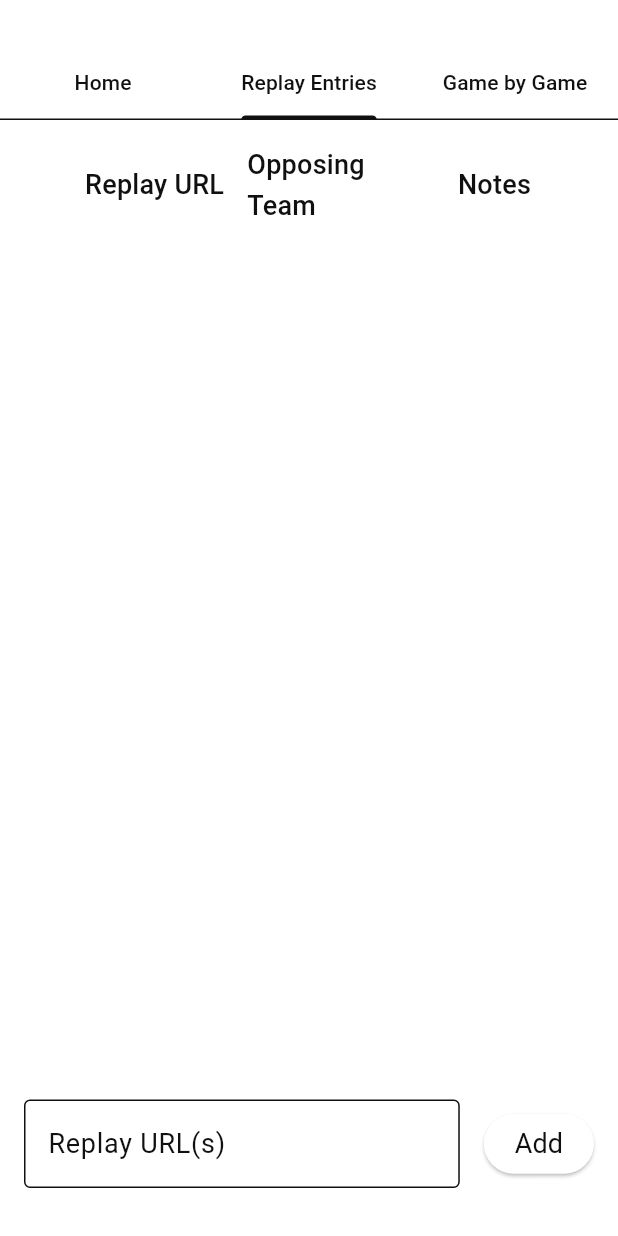
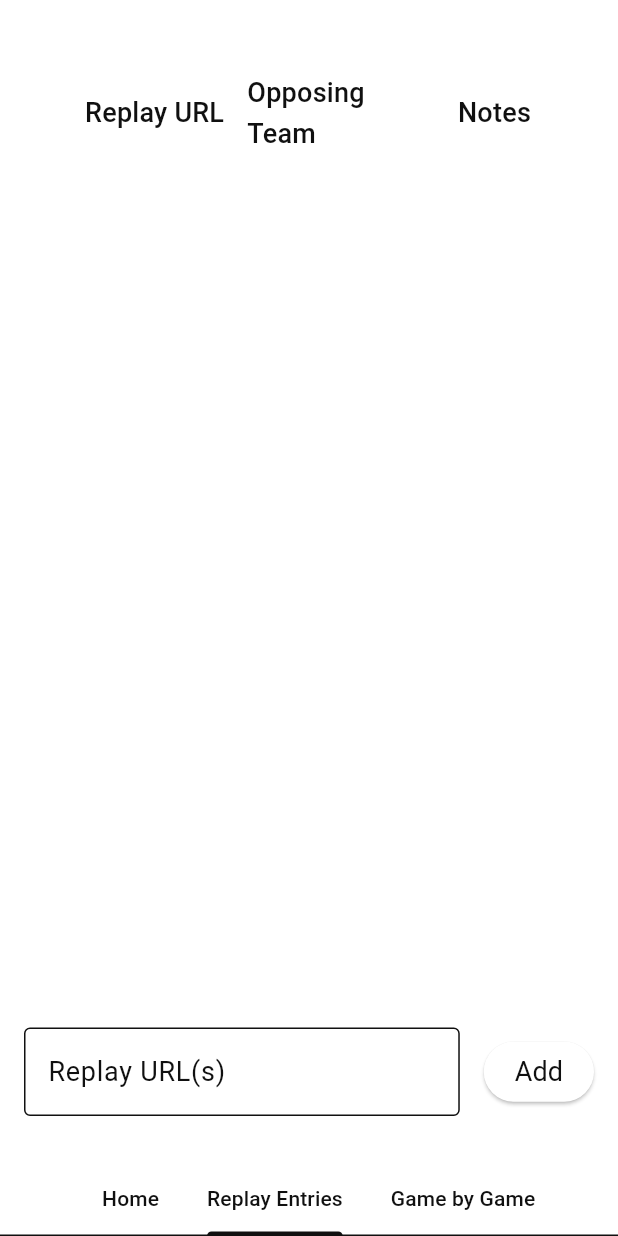
Before and after one commit to tambapps/poke-show-stats, a Flutter app: the screen it shows after launch, tab 2 chosen, on a phone screen of 412 x 824 dp. Run offline on Flutter 3.47's test engine with Material 3 defaults, Android fonts, the phone set to English and light mode, and no system bars; our stand-ins replace cached_network_image, fluttertoast, go_router, shared_preferences, yaml; missing offline and left inert: cached_network_image_platform_interface.

Commit message:
made home screen platform dependant

```diff
--- a/app/lib/routing/router.dart
+++ b/app/lib/routing/router.dart
@@ -3,6 +3,7 @@ import 'package:app2/ui/home/home_viewmodel.dart';
 import 'package:go_router/go_router.dart';
 import 'package:provider/provider.dart';
 
+import '../ui/core/themes/dimens.dart';
 import '../ui/home/home_screen.dart';
 
 
@@ -13,6 +14,7 @@ GoRouter router() => GoRouter(
     GoRoute(
       path: Routes.home,
       builder: (context, state) => HomeScreen(
+          isMobile: Dimens.of(context).isMobile,
         viewModel: HomeViewModel(pokemonImageService: context.read(), saveService: context.read(), pokeApi: context.read()),
       ),
     ),
--- a/app/lib/ui/home/home_screen.dart
+++ b/app/lib/ui/home/home_screen.dart
@@ -16,15 +16,17 @@ class HomeScreen extends StatefulWidget {
   const HomeScreen({
     super.key,
     required this.viewModel,
+    required this.isMobile,
   });
 
   final HomeViewModel viewModel;
+  final bool isMobile;
 
   @override
-  State<HomeScreen> createState() => _HomeScreenState();
+  State<HomeScreen> createState() => isMobile ? _MobileHomeScreenState() : _DesktopHomeScreenState();
 }
 
-class _HomeScreenState extends AbstractState<HomeScreen> {
+abstract class _AbstractHomeScreenState extends AbstractState<HomeScreen> {
 
   @override
   void initState() {
@@ -38,15 +40,18 @@ class _HomeScreenState extends AbstractState<HomeScreen> {
       child: DefaultTabController(
         length: 3,
         child: Scaffold(
-            appBar: TabBar(
-              onTap: (index) => widget.viewModel.onTabSelected(index),
-              tabs: [
-                Tab(text: localization.home),
-                Tab(text: localization.replayEntries),
-                Tab(text: localization.gameByGame),
-              ],
+            appBar: appBar(context, localization, dimens, theme),
+            body: body(context, localization, dimens, theme)
         ),
-            body: TabBarView(
+      ),
+    );
+  }
+
+  PreferredSizeWidget? appBar(BuildContext context, AppLocalization localization, Dimens dimens, ThemeData theme);
+  Widget body(BuildContext context, AppLocalization localization, Dimens dimens, ThemeData theme);
+
+  Widget tabBarView(BuildContext context, AppLocalization localization, Dimens dimens, ThemeData theme) {
+    return TabBarView(
       children: [
         ListenableBuilder(
             listenable: widget.viewModel,
@@ -58,9 +63,45 @@ class _HomeScreenState extends AbstractState<HomeScreen> {
             listenable: widget.viewModel,
             builder: (context, _) => GameByGameComponent(viewModel: GameByGameViewModel(homeViewModel: widget.viewModel, pokemonImageService: context.read()), isMobile: dimens.isMobile)),
       ],
-            )
-        ),
-      ),
+    );
+  }
+
+  TabBar tabBar(BuildContext context, AppLocalization localization, Dimens dimens, ThemeData theme, bool isScrollable) {
+    return TabBar(
+      isScrollable: isScrollable,
+      onTap: (index) => widget.viewModel.onTabSelected(index),
+      tabs: [
+        Tab(text: localization.home),
+        Tab(text: localization.replayEntries),
+        Tab(text: localization.gameByGame),
+      ],
     );
   }
 }
+
+class _MobileHomeScreenState extends _AbstractHomeScreenState {
+
+  @override
+  PreferredSizeWidget? appBar(BuildContext context, AppLocalization localization, Dimens dimens, ThemeData theme) => null;
+
+  @override
+  Widget body(BuildContext context, AppLocalization localization, Dimens dimens, ThemeData theme) {
+    return Column(children: [
+      Expanded(child: tabBarView(context, localization, dimens, theme)),
+      tabBar(context, localization, dimens, theme, true)
+    ],);
+  }
+}
+
+class _DesktopHomeScreenState extends _AbstractHomeScreenState {
+  @override
+  PreferredSizeWidget? appBar(BuildContext context, AppLocalization localization, Dimens dimens, ThemeData theme) {
+    return tabBar(context, localization, dimens, theme, false);
+  }
+
+  @override
+  Widget body(BuildContext context, AppLocalization localization, Dimens dimens, ThemeData theme) {
+    return tabBarView(context, localization, dimens, theme);
+  }
+
+}
```
Lines whose indentation alone changed are shown as unchanged.
